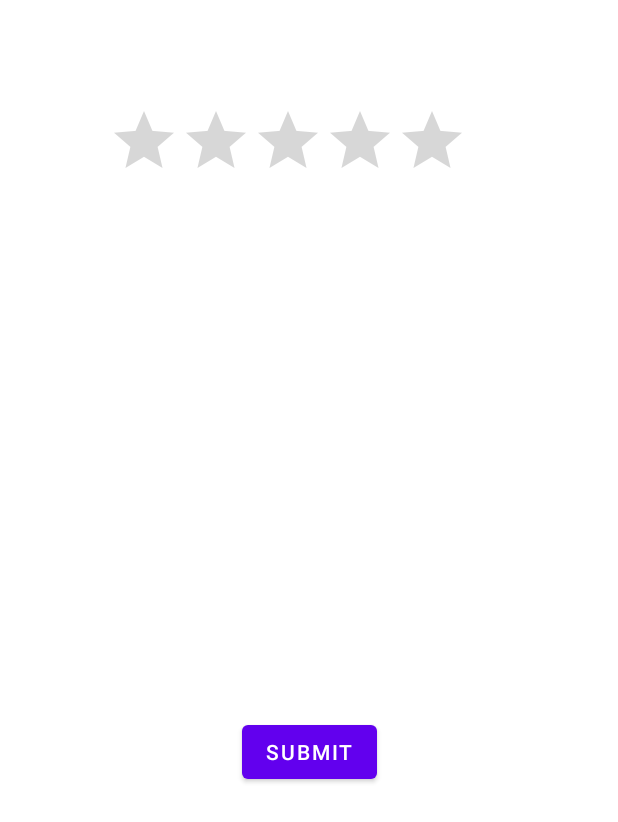
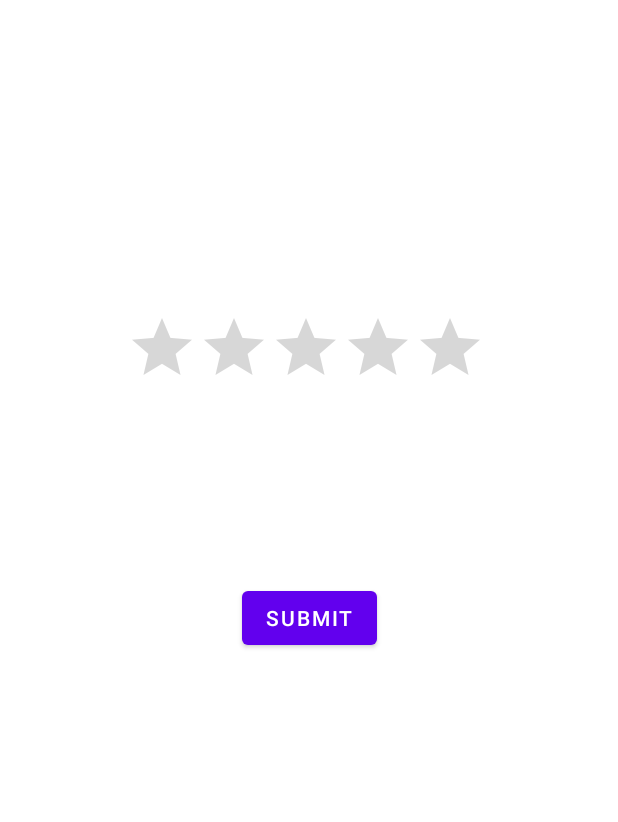
Before and after one commit to DevChilwal/BMI, an Android app: the layout activity_ratingbar.xml on its own in the app's theme, with its tools: preview values and no code run, on a phone screen of 412 x 824 dp. Shown: the top 822 px of the screen. Run offline under Robolectric (Android 15) with nearby library versions, the phone set to English and light mode, and no system bars.

Commit message:
ratingbar task complete

```diff
--- a/app/src/main/res/layout/activity_ratingbar.xml
+++ b/app/src/main/res/layout/activity_ratingbar.xml
@@ -13,16 +13,15 @@
         app:layout_constraintLeft_toLeftOf="parent"
         app:layout_constraintTop_toTopOf="parent"
         android:text="@string/submit"
-        app:layout_constraintVertical_bias="0.615"
         />
+
     <RatingBar
         android:id="@+id/ratingBar"
         android:layout_width="wrap_content"
         android:layout_height="wrap_content"
-        android:layout_marginLeft="72dp"
-        android:layout_marginTop="70dp"
+        android:layout_marginStart="84dp"
+        android:layout_marginTop="208dp"
         app:layout_constraintStart_toStartOf="parent"
-        app:layout_constraintTop_toTopOf="parent"
-        />
+        app:layout_constraintTop_toTopOf="parent" />
 
 </androidx.constraintlayout.widget.ConstraintLayout>
```
